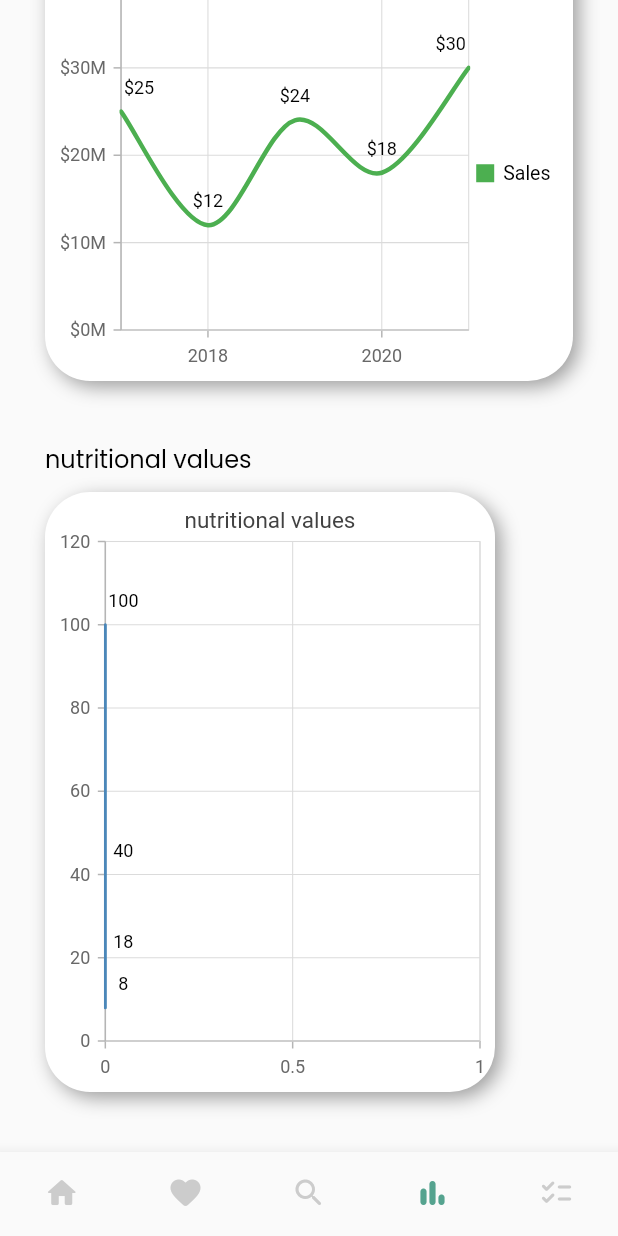
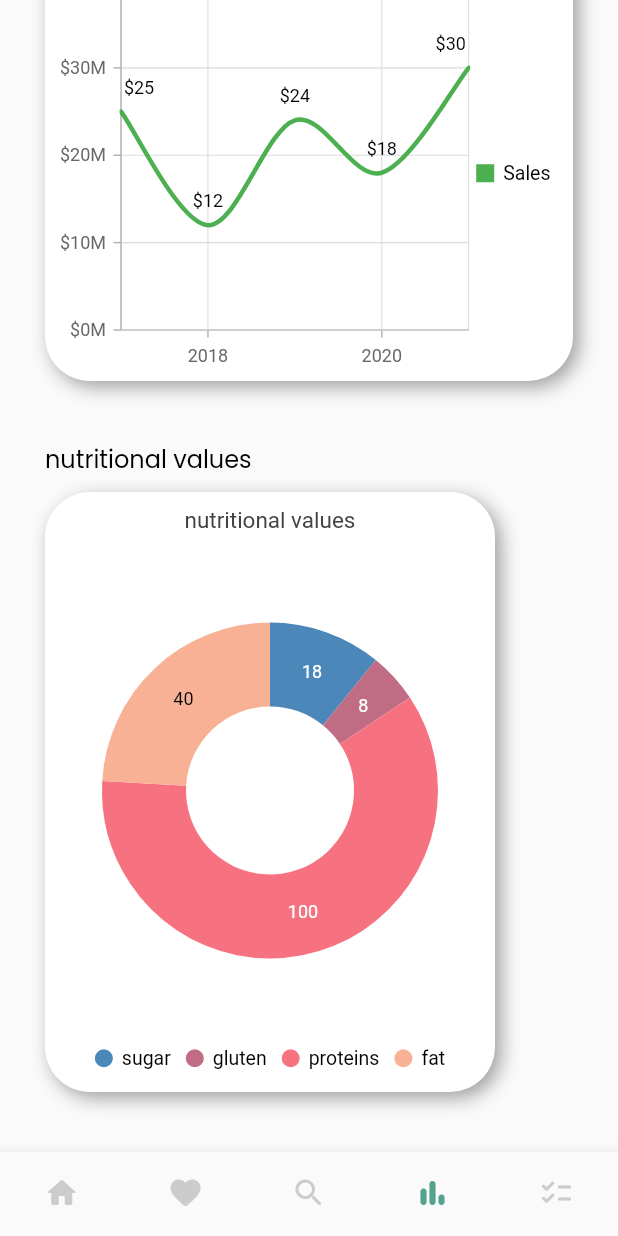
Before and after one commit to HannesSchindel/SWE-II-Frifoo, a Flutter app: the screen it shows after launch, item 4 of the bottom bar chosen, scrolled down 161 dp, on a phone screen of 412 x 824 dp. Run offline on Flutter 3.47's test engine with Material 2 defaults, Android fonts, the phone set to English and light mode, and no system bars; our stand-ins replace google_fonts, syncfusion_flutter_charts; missing offline and left inert: dart:html; network calls fail.

Commit message:
Version 1 Fertig

```diff
--- a/frontend/frifoo_flutter_frontend/lib/customWidgets/CircleChartBox.dart
+++ b/frontend/frifoo_flutter_frontend/lib/customWidgets/CircleChartBox.dart
@@ -16,11 +16,13 @@ class CircleChartBox extends StatefulWidget {
 
 class _CircleChartBoxState extends State<CircleChartBox> {
   late List<Data> _chartData;
+  late TooltipBehavior _tooltipBehavior;
   final double _borderRadius = 30.0;
 
   @override
   void initState() {
     _chartData = getChartData();
+    _tooltipBehavior = TooltipBehavior(enable: true);
     super.initState();
   }
 
@@ -44,10 +46,13 @@ class _CircleChartBoxState extends State<CircleChartBox> {
       child: SafeArea(
         child: Scaffold(
           backgroundColor: Colors.transparent,
-          body: SfCartesianChart(
+          body: SfCircularChart(
             title: ChartTitle(text: 'nutritional values'),
+            legend: Legend(
+                isVisible: true, overflowMode: LegendItemOverflowMode.wrap),
+            tooltipBehavior: _tooltipBehavior,
             series: <CircularSeries>[
-              PieSeries<Data, String>(
+              DoughnutSeries<Data, String>(
                   dataSource: _chartData,
                   xValueMapper: (Data data, _) => data.nutrient,
                   yValueMapper: (Data data, _) => data.values,
```
